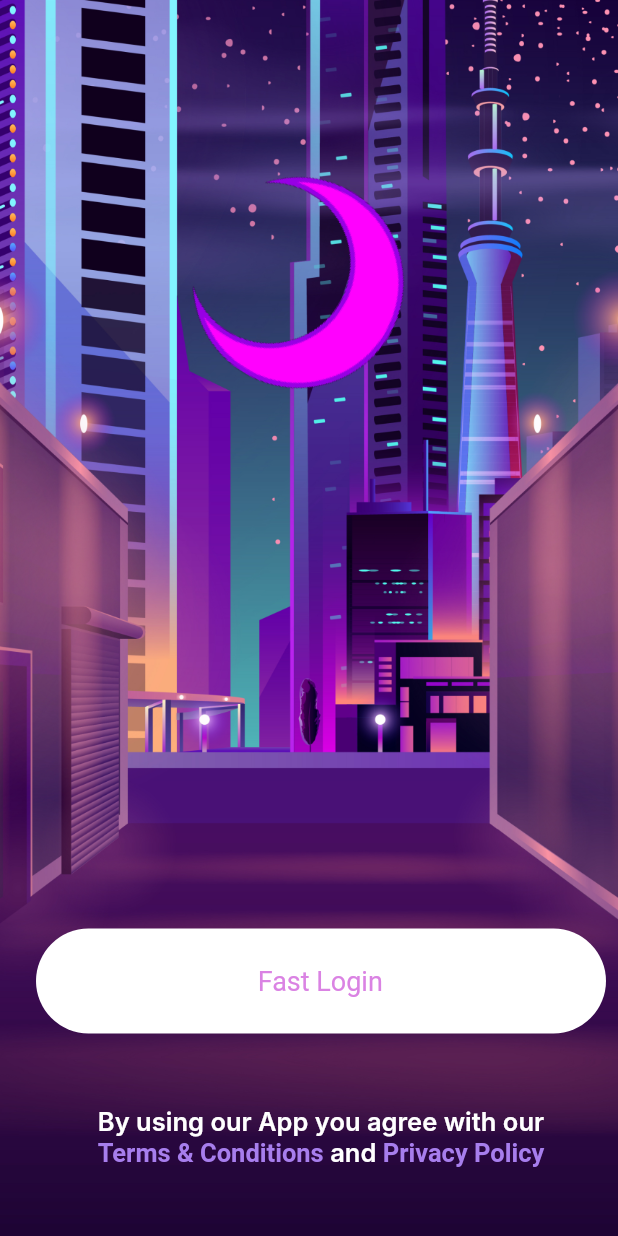
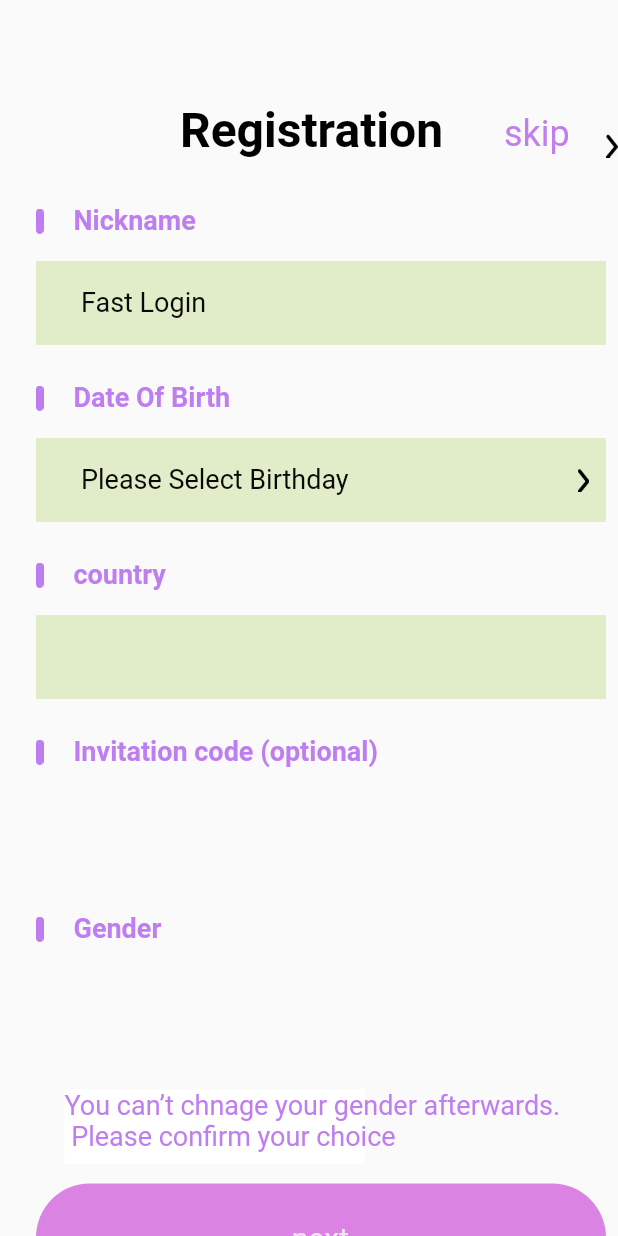
Before and after one commit to SAMUKI21/live_chat, a Flutter app: the screen it shows after launch, on a phone screen of 412 x 824 dp. Run offline on Flutter 3.47's test engine with Material 2 defaults, Android fonts, the phone set to English and light mode, and no system bars.

Commit message:
registration page

```diff
--- /dev/null
+++ b/lib/home3.dart
@@ -0,0 +1,373 @@
+import 'package:flutter/material.dart';
+
+class Homescreenthree extends StatelessWidget {
+  const Homescreenthree({super.key});
+
+  @override
+  Widget build(BuildContext context) {
+    return (Scaffold(
+        body: Stack(children: [
+      // text
+      Stack(
+        children: const [
+          Positioned(
+            top: 68,
+            left: 120,
+            child: SizedBox(
+                width: 188,
+                height: 39,
+                child: Text(
+                  'Registration',
+                  style: TextStyle(
+                    fontSize: 32,
+                    fontWeight: FontWeight.w600,
+                    color: Colors.black,
+                  ),
+                )),
+          )
+        ],
+      ),
+      // text 2
+      Stack(
+        children: const [
+          Positioned(
+            top: 75,
+            left: 336,
+            child: SizedBox(
+                width: 49,
+                height: 29,
+                child: Text(
+                  'skip',
+                  style: TextStyle(
+                    fontSize: 24,
+                    fontWeight: FontWeight.w400,
+                    color: Color(0xFFC17FEE),
+                  ),
+                )),
+          )
+        ],
+      ),
+      // first arrow
+      Positioned(
+        top: 89,
+        left: 404,
+        // right: 60,
+        // bottom:60 ,
+        // right: 48,
+        child: (Image.asset(
+          'assets/arrow.jpg',
+          width: 8,
+          height: 16,
+          // fit: BoxFit.cover,
+        )),
+      ),
+      // first dot
+
+      Positioned(
+        top: 139,
+        left: 24,
+        child: Image.asset(
+          'assets/dot.jpg',
+          width: 5,
+          height: 17,
+        ),
+      ),
+
+      // nickname text
+
+      const Positioned(
+        top: 136,
+        left: 49,
+        child: Text(
+          'Nickname',
+          style: TextStyle(
+            color: Color(0xFFBF7EEF),
+            fontSize: 18,
+            fontWeight: FontWeight.w700,
+          ),
+        ),
+      ),
+
+      // first textbox
+      Stack(
+        children: [
+          Positioned(
+            top: 174,
+            left: 24,
+            child: Container(
+              width: 380,
+              height: 56,
+              decoration: const BoxDecoration(
+                color: Color(0xFFE1ECC8),
+              ),
+            ),
+          ),
+          const Positioned(
+            top: 191,
+            left: 54,
+            child: Text(
+              'Fast Login',
+              style: TextStyle(
+                fontSize: 18,
+                color: Color.fromARGB(255, 9, 9, 9),
+              ),
+            ),
+          ),
+          // second dot
+          Positioned(
+            top: 257,
+            left: 24,
+            child: Image.asset(
+              'assets/dot.jpg',
+              width: 5,
+              height: 17,
+            ),
+          ),
+          // Date Of Birth
+          const Positioned(
+            top: 254,
+            left: 49,
+            child: Text(
+              'Date Of Birth',
+              style: TextStyle(
+                color: Color(0xFFBF7EEF),
+                fontSize: 18,
+                fontWeight: FontWeight.w700,
+              ),
+            ),
+          ),
+          //  secnd text box
+          Stack(
+            children: [
+              Positioned(
+                top: 292,
+                left: 24,
+                child: Container(
+                  width: 380,
+                  height: 56,
+                  decoration: const BoxDecoration(
+                    color: Color(0xFFE1ECC8),
+                  ),
+                ),
+              ),
+              const Positioned(
+                top: 309,
+                left: 54,
+                child: Text(
+                  'Please Select Birthday',
+                  style: TextStyle(
+                    fontSize: 18,
+                    color: Color.fromARGB(255, 9, 9, 9),
+                  ),
+                ),
+              ),
+              // second arrow
+              Positioned(
+                top: 312,
+                left: 385,
+                // right: 60,
+                // bottom:60 ,
+                // right: 48,
+                child: (Image.asset(
+                  'assets/arrow.jpg',
+                  width: 8,
+                  height: 16,
+                  // fit: BoxFit.cover,
+                )),
+              ),
+
+              // third dot
+              Positioned(
+                top: 375,
+                left: 24,
+                child: Image.asset(
+                  'assets/dot.jpg',
+                  width: 5,
+                  height: 17,
+                ),
+              ),
+              // coutry
+              const Positioned(
+                top: 372,
+                left: 49,
+                child: Text(
+                  'country',
+                  style: TextStyle(
+                    color: Color(0xFFBF7EEF),
+                    fontSize: 18,
+                    fontWeight: FontWeight.w700,
+                  ),
+                ),
+              ),
+
+              //third textbox
+              Stack(
+                children: [
+                  Positioned(
+                    top: 410,
+                    left: 24,
+                    child: Container(
+                      width: 380,
+                      height: 56,
+                      decoration: const BoxDecoration(
+                        color: Color(0xFFE1ECC8),
+                      ),
+                    ),
+                  ),
+                ],
+              ),
+              const Positioned(
+                top: 427,
+                left: 54,
+                child: Text(
+                  'Please Select a country',
+                  style: TextStyle(
+                    fontSize: 18,
+                    color: Color.fromARGB(255, 9, 9, 9),
+                  ),
+                ),
+              ),
+              Positioned(
+                top: 446,
+                left: 385,
+                // right: 60,
+                // bottom:60 ,
+                // right: 48,
+                child: (Image.asset(
+                  'assets/arrow.jpg',
+                  width: 8,
+                  height: 16,
+                  // fit: BoxFit.cover,
+                )),
+              ),
+
+              // fourth dot
+              Positioned(
+                top: 493,
+                left: 24,
+                child: Image.asset(
+                  'assets/dot.jpg',
+                  width: 5,
+                  height: 17,
+                ),
+              ),
+              // invitation code
+              const Positioned(
+                top: 490,
+                left: 49,
+                child: Text(
+                  'Invitation code (optional)',
+                  style: TextStyle(
+                    color: Color(0xFFBF7EEF),
+                    fontSize: 18,
+                    fontWeight: FontWeight.w700,
+                  ),
+                ),
+              ),
+
+              // fourth text box
+              Stack(
+                children: [
+                  Positioned(
+                    top: 410,
+                    left: 24,
+                    child: Container(
+                      width: 380,
+                      height: 56,
+                      decoration: const BoxDecoration(
+                        color: Color(0xFFE1ECC8),
+                      ),
+                    ),
+                  ),
+                ],
+              ),
+              // fifth dot
+              Positioned(
+                top: 611,
+                left: 24,
+                child: Image.asset(
+                  'assets/dot.jpg',
+                  width: 5,
+                  height: 17,
+                ),
+              ),
+              // gender
+              const Positioned(
+                top: 608,
+                left: 49,
+                child: Text(
+                  'Gender',
+                  style: TextStyle(
+                    color: Color(0xFFBF7EEF),
+                    fontSize: 18,
+                    fontWeight: FontWeight.w700,
+                  ),
+                ),
+              ),
+
+              Stack(
+                children: [
+                  Positioned(
+                    top: 726,
+                    left: 43,
+                    child: Container(
+                      width: 200,
+                      height: 50,
+                      color: Colors.white, // Example background color for the container
+                    ),
+                  ),
+                  const Positioned(
+                    top: 726,
+                    left: 43,
+                    child: Text(
+                      'You can’t chnage your gender afterwards.\n Please confirm your choice',
+                      style: TextStyle(
+                        fontSize: 18,
+                        color: Color(0xFFBF7EEF), // Example text color
+                      ),
+                    ),
+                  ),
+                  // button
+                   Positioned(
+              top: 789,
+              left: 24,
+              child: Container(
+                width: 380,
+                height: 72,
+                decoration: BoxDecoration(
+                  borderRadius: BorderRadius.circular(43),
+                  color: const Color(0xFFDA83E3),
+                ),
+              ),
+            ),
+            // button text
+            Stack(
+              children: const [
+
+                Positioned(
+                  top: 813,
+                  left: 191,
+                  child: SizedBox(
+                    width: 45,
+                    height: 24,
+                    child: Center(
+                      child: Text(
+                        'next',
+                        style: TextStyle(
+                          fontSize: 20,
+                          color: Color.fromARGB(255, 238, 232, 238),
+                        ),
+                      ),
+                    ),
+                  ),
+                ),
+              ]),
+                ],
+              )
+            ],
+          ),
+        ],
+      ),
+    ])));
+  }
+}
--- a/lib/main.dart
+++ b/lib/main.dart
@@ -1,10 +1,11 @@
 import 'package:flutter/material.dart';
+import 'package:live_chat/home3.dart';
 
 
 
 // import 'home.dart';
 // import 'home1.dart';
-import 'home2.dart';
+// import 'home2.dart';
 
 void main() {
   runApp(const MyApp());
@@ -22,7 +23,8 @@ class MyApp extends StatelessWidget {
       ),
       // home: const Homescreen()
       // home: const Homescreenone (),
-      home: const Homescreentwo (),
+      // home: const Homescreentwo (),
+       home: const Homescreenthree (),
     );
   }
 }
```
Also changed, not shown: assets/arrow.jpg (added), assets/dot.jpg (added), 1 other file.
